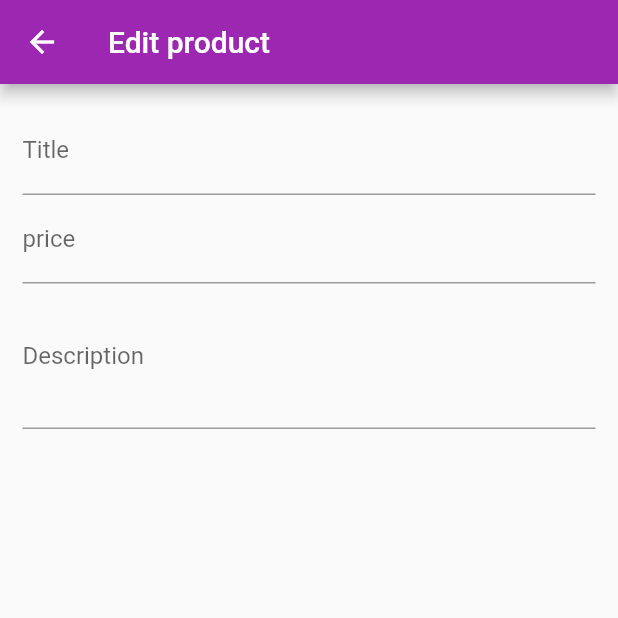
After one commit to dans77777/digital_shop_application, a Flutter app: the UserProducts screen opened by its route, after a tap on the "edit" icon, on a phone screen of 412 x 824 dp, the top half of it. The commit adds this screen. Run offline on Flutter 3.47's test engine with Material 2 defaults, Android fonts, the phone set to English and light mode, and no system bars; network calls fail.

Commit message:
managing user products screen added - Handling user Inputs

```diff
--- a/lib/main.dart
+++ b/lib/main.dart
@@ -1,8 +1,10 @@
 import 'package:DigitalShop/providers/cart.dart';
 import 'package:DigitalShop/providers/orders.dart';
 import 'package:DigitalShop/screens/cart_screen.dart';
+import 'package:DigitalShop/screens/edit-product-screen.dart';
 import 'package:DigitalShop/screens/orders_screen.dart';
 import 'package:DigitalShop/screens/productDetails_Screen.dart';
+import 'package:DigitalShop/screens/userProducts_screen.dart';
 
 import './screens/products_overview_screen.dart';
 import 'package:flutter/material.dart';
@@ -33,7 +35,9 @@ class MyApp extends StatelessWidget {
             '/': (ctx) => ProductsInfoScreen(),
             '/productDetails': (ctx) => ProductDetails(),
             '/cartScreen': (ctx) => CartScreen(),
-            'orders': (ctx) => OrdersScreen()
+            'orders': (ctx) => OrdersScreen(),
+            '/userProducts': (ctx) => UserProducts(),
+            '/edit-Product': (ctx) => EditProduct()
           },
         ));
   }
--- /dev/null
+++ b/lib/screens/edit-product-screen.dart
@@ -0,0 +1,55 @@
+import 'package:flutter/material.dart';
+import 'package:flutter/services.dart';
+
+class EditProduct extends StatefulWidget {
+  @override
+  _EditProductState createState() => _EditProductState();
+}
+
+class _EditProductState extends State<EditProduct> {
+  final _pricefocusNode = FocusNode();
+  final _desfocusNode = FocusNode();
+  @override
+  void dispose() {
+    _pricefocusNode.dispose();
+    _desfocusNode.dispose();
+    super.dispose();
+  }
+
+  @override
+  Widget build(BuildContext context) {
+    return Scaffold(
+        appBar: AppBar(
+          title: Text('Edit product'),
+        ),
+        body: Padding(
+          padding: EdgeInsets.all(15),
+          child: Form(
+            child: ListView(
+              children: <Widget>[
+                TextFormField(
+                    decoration: InputDecoration(labelText: 'Title'),
+                    textInputAction: TextInputAction.next,
+                    onFieldSubmitted: (_) {
+                      FocusScope.of(context).requestFocus(_pricefocusNode);
+                    }),
+                TextFormField(
+                    decoration: InputDecoration(labelText: 'price'),
+                    keyboardType: TextInputType.number,
+                    textInputAction: TextInputAction.next,
+                    focusNode: _pricefocusNode,
+                    onFieldSubmitted: (_) {
+                      FocusScope.of(context).requestFocus(_desfocusNode);
+                    }),
+                TextFormField(
+                  decoration: InputDecoration(labelText: 'Description'),
+                  keyboardType: TextInputType.multiline,
+                  maxLines: 3,
+                  focusNode: _desfocusNode,
+                )
+              ],
+            ),
+          ),
+        ));
+  }
+}
--- /dev/null
+++ b/lib/screens/userProducts_screen.dart
@@ -0,0 +1,30 @@
+import 'package:DigitalShop/widgets/userProuct_item.dart';
+import 'package:flutter/material.dart';
+import 'package:provider/provider.dart';
+import '../providers/products.dart';
+
+class UserProducts extends StatelessWidget {
+  @override
+  Widget build(BuildContext context) {
+    var productsData = Provider.of<Products>(context);
+    return Scaffold(
+      appBar: AppBar(
+        title: Text('user Products'),
+        actions: <Widget>[IconButton(icon: Icon(Icons.add), onPressed: () {})],
+      ),
+      body: Padding(
+        padding: EdgeInsets.all(10),
+        child: ListView.builder(
+          itemBuilder: (_, i) => Column(
+            children: <Widget>[
+              UserProductItem(
+                  productsData.items[i].title, productsData.items[i].imageUrl),
+              Divider()
+            ],
+          ),
+          itemCount: productsData.items.length,
+        ),
+      ),
+    );
+  }
+}
--- a/lib/widgets/app_drawer.dart
+++ b/lib/widgets/app_drawer.dart
@@ -25,6 +25,14 @@ class MainDrawer extends StatelessWidget {
             onTap: () {
               Navigator.of(context).pushReplacementNamed('orders');
             },
+          ),
+          Divider(),
+          ListTile(
+            leading: Icon(Icons.edit),
+            title: Text('Manage Products'),
+            onTap: () {
+              Navigator.of(context).pushReplacementNamed('/userProducts');
+            },
           )
         ],
       ),
--- /dev/null
+++ b/lib/widgets/userProuct_item.dart
@@ -0,0 +1,37 @@
+import 'package:flutter/material.dart';
+
+class UserProductItem extends StatelessWidget {
+  final String title;
+  final String imgurl;
+  UserProductItem(this.title, this.imgurl);
+  @override
+  Widget build(BuildContext context) {
+    return ListTile(
+      title: Text(title),
+      leading: CircleAvatar(
+        backgroundImage: NetworkImage(imgurl),
+      ),
+      trailing: Container(
+        width: 100,
+        child: Row(
+          children: <Widget>[
+            IconButton(
+                icon: Icon(
+                  Icons.edit,
+                  color: Theme.of(context).primaryColor,
+                ),
+                onPressed: () {
+                  Navigator.of(context).pushNamed('/edit-Product');
+                }),
+            IconButton(
+                icon: Icon(
+                  Icons.delete,
+                  color: Theme.of(context).errorColor,
+                ),
+                onPressed: () {})
+          ],
+        ),
+      ),
+    );
+  }
+}
```
